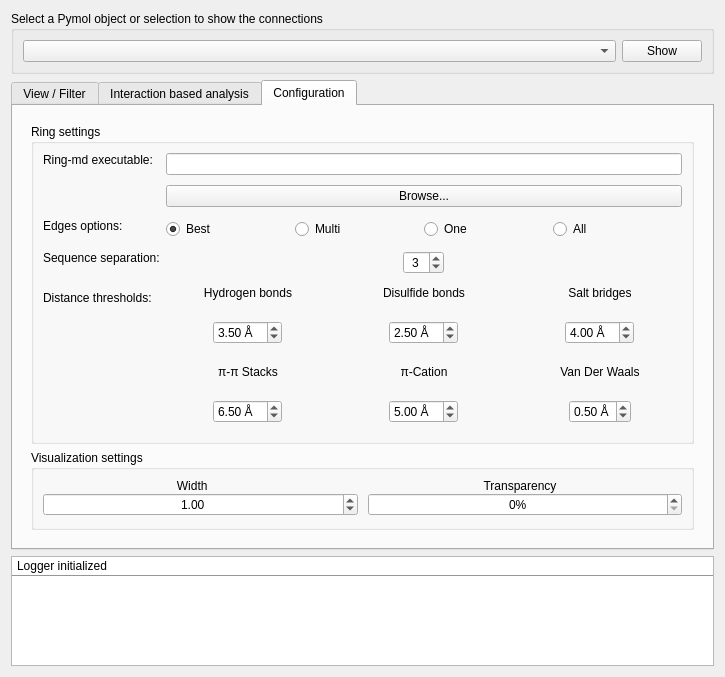
First picture: the form in plugin.ui, repository BioComputingUP/ring-pymol, before the edit.
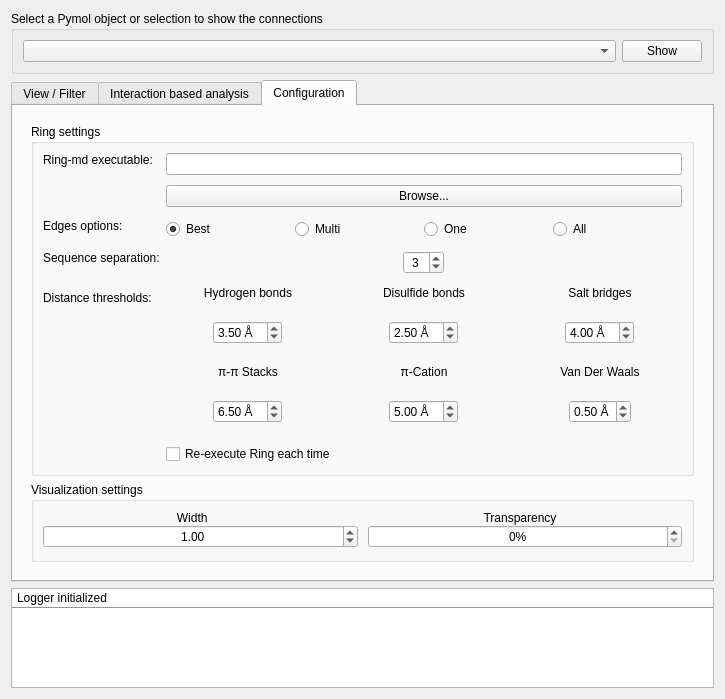
Second picture: the form after the edit. The open tabs and pages were chosen to show the change.

Commit message: ALL correlation implemented, needs test

Patch:
```diff
--- a/plugin.ui
+++ b/plugin.ui
@@ -1333,6 +1333,13 @@
                </item>
               </layout>
              </item>
+             <item row="4" column="1">
+              <widget class="QCheckBox" name="override_memory">
+               <property name="text">
+                <string>Re-execute Ring each time</string>
+               </property>
+              </widget>
+             </item>
             </layout>
            </widget>
           </item>
```
The commit also changes 2 other files.
